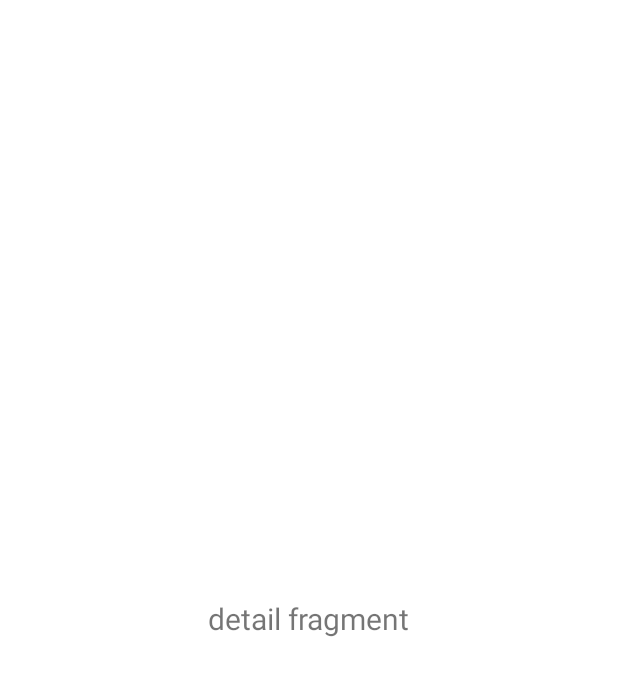
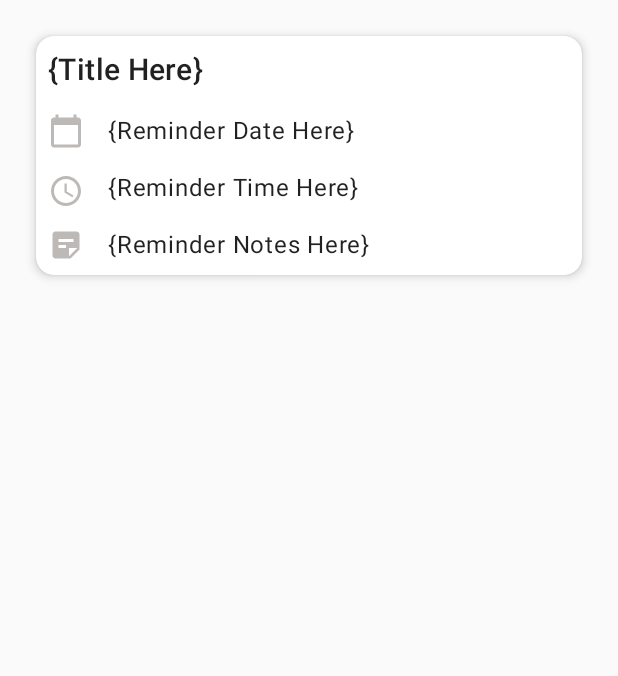
Before and after one commit to rchang0501/allclear, an Android app: the layout reminder_detail_fragment.xml on its own in the app's theme, with its tools: preview values and no code run, on a phone screen of 412 x 824 dp. Shown: the top 676 px of the screen. Run offline under Robolectric (Android 15) with nearby library versions, the phone set to English and light mode, and no system bars.

Commit message:
created reminder detail view

```diff
--- a/app/src/main/java/com/rchang0501/rejuvenate/data/Reminder.kt
+++ b/app/src/main/java/com/rchang0501/rejuvenate/data/Reminder.kt
@@ -16,5 +16,5 @@ data class Reminder (
     @ColumnInfo(name = "notes")
     val notes: String? = null,
     @ColumnInfo(name = "isComplete")
-    val isComplete: Boolean = false
+    var isComplete: Boolean = false
 )
--- a/app/src/main/java/com/rchang0501/rejuvenate/reminderdetailfragment/ReminderDetailFragment.kt
+++ b/app/src/main/java/com/rchang0501/rejuvenate/reminderdetailfragment/ReminderDetailFragment.kt
@@ -5,10 +5,25 @@ import android.view.LayoutInflater
 import android.view.View
 import android.view.ViewGroup
 import androidx.fragment.app.Fragment
-import androidx.recyclerview.widget.LinearLayoutManager
+import androidx.fragment.app.activityViewModels
+import androidx.navigation.fragment.navArgs
+import com.rchang0501.rejuvenate.RejuvenateApplication
+import com.rchang0501.rejuvenate.data.Reminder
 import com.rchang0501.rejuvenate.databinding.ReminderDetailFragmentBinding
+import com.rchang0501.rejuvenate.viewmodels.RejuvenateViewModel
+import com.rchang0501.rejuvenate.viewmodels.RejuvenateViewModelFactory
 
 class ReminderDetailFragment: Fragment() {
+
+    lateinit var reminder: Reminder
+
+    private val viewModel: RejuvenateViewModel by activityViewModels {
+        RejuvenateViewModelFactory(
+            (activity?.application as RejuvenateApplication).database.reminderDao()
+        )
+    }
+
+    private val navigationArgs: ReminderDetailFragmentArgs by navArgs()
 
     private var _binding: ReminderDetailFragmentBinding? = null
     private val binding get() = _binding!!
@@ -25,6 +40,25 @@ class ReminderDetailFragment: Fragment() {
     override fun onViewCreated(view: View, savedInstanceState: Bundle?) {
         super.onViewCreated(view, savedInstanceState)
 
+        val id = navigationArgs.itemId
+
+        viewModel.retrieveReminder(id).observe(this.viewLifecycleOwner){ selectedReminder ->
+            reminder = selectedReminder
+            bind(reminder)
+        }
     }
 
+    private fun bind(reminder: Reminder) {
+        binding.apply {
+            reminderTitle.text = reminder.title
+            reminderDate.text = reminder.dueDate
+            reminderTime.text = "11:15 PM"
+            reminderNotes.text = reminder.notes
+        }
+    }
+
+    override fun onDestroyView() {
+        super.onDestroyView()
+        _binding = null
+    }
 }
--- a/app/src/main/java/com/rchang0501/rejuvenate/reminderlistfragment/ReminderListAdapter.kt
+++ b/app/src/main/java/com/rchang0501/rejuvenate/reminderlistfragment/ReminderListAdapter.kt
@@ -1,6 +1,6 @@
 package com.rchang0501.rejuvenate.reminderlistfragment
 
-import android.R
+import android.util.Log
 import android.view.LayoutInflater
 import android.view.ViewGroup
 import androidx.recyclerview.widget.DiffUtil
@@ -16,6 +16,7 @@ class ReminderListAdapter(private val onReminderClicked: (Reminder) -> Unit): Li
             binding.apply{
                 reminderTitle.text = reminder.title
                 reminderDueDate.text = reminder.dueDate
+                completedButton.setOnClickListener { Log.d("apdater", "${reminder.title} completed: ${reminder.isComplete}") }
             }
         }
     }
@@ -31,6 +32,7 @@ class ReminderListAdapter(private val onReminderClicked: (Reminder) -> Unit): Li
         holder.itemView.setOnClickListener{
             onReminderClicked(current)
         }
+
         holder.bind(current)
     }
 
--- a/app/src/main/java/com/rchang0501/rejuvenate/reminderlistfragment/ReminderListFragment.kt
+++ b/app/src/main/java/com/rchang0501/rejuvenate/reminderlistfragment/ReminderListFragment.kt
@@ -4,7 +4,6 @@ import android.os.Bundle
 import android.view.LayoutInflater
 import android.view.View
 import android.view.ViewGroup
-import android.widget.RelativeLayout
 import androidx.fragment.app.Fragment
 import androidx.fragment.app.activityViewModels
 import androidx.navigation.fragment.findNavController
@@ -38,20 +37,18 @@ class ReminderListFragment : Fragment() {
         super.onViewCreated(view, savedInstanceState)
 
         val adapter = ReminderListAdapter {
-            //val action = ReminderListFragmentDirections.actionReminderListFragmentToReminderDetailFragment(it.id)
             val action =
-                ReminderListFragmentDirections.actionReminderListFragmentToReminderDetailFragment()
+                ReminderListFragmentDirections.actionReminderListFragmentToReminderDetailFragment(it.id)
             this.findNavController().navigate(action)
         }
         binding.recyclerView.adapter = adapter
 
-        viewModel.allReminders.observe(this.viewLifecycleOwner) { items ->
-            items.let {
+        viewModel.allReminders.observe(this.viewLifecycleOwner) { reminders ->
+            reminders.let {
                 adapter.submitList(it)
             }
         }
 
         binding.recyclerView.layoutManager = LinearLayoutManager(this.context)
     }
-
 }
--- a/app/src/main/java/com/rchang0501/rejuvenate/viewmodels/RejuvenateViewModel.kt
+++ b/app/src/main/java/com/rchang0501/rejuvenate/viewmodels/RejuvenateViewModel.kt
@@ -43,6 +43,16 @@ class RejuvenateViewModel(private val reminderDao: ReminderDao): ViewModel() {
     }*/
 
     // --------------------------------
+
+    fun changeCompleted(reminder: Reminder) {
+        if (reminder.isComplete == false) {
+            reminder.isComplete = true
+            updateReminder(reminder)
+        } else if (reminder.isComplete == true) {
+            reminder.isComplete = false
+            updateReminder(reminder)
+        }
+    }
 
     fun updateReminder(
         reminderId: Int,
--- /dev/null
+++ b/app/src/main/res/drawable/ic_calendar.xml
@@ -0,0 +1,10 @@
+<vector xmlns:android="http://schemas.android.com/apk/res/android"
+    android:width="24dp"
+    android:height="24dp"
+    android:viewportWidth="24"
+    android:viewportHeight="24"
+    android:tint="?attr/colorControlNormal">
+  <path
+      android:fillColor="@android:color/white"
+      android:pathData="M20,3h-1L19,1h-2v2L7,3L7,1L5,1v2L4,3c-1.1,0 -2,0.9 -2,2v16c0,1.1 0.9,2 2,2h16c1.1,0 2,-0.9 2,-2L22,5c0,-1.1 -0.9,-2 -2,-2zM20,21L4,21L4,8h16v13z"/>
+</vector>
--- /dev/null
+++ b/app/src/main/res/drawable/ic_note.xml
@@ -0,0 +1,10 @@
+<vector xmlns:android="http://schemas.android.com/apk/res/android"
+    android:width="24dp"
+    android:height="24dp"
+    android:viewportWidth="24"
+    android:viewportHeight="24"
+    android:tint="?attr/colorControlNormal">
+  <path
+      android:fillColor="@android:color/white"
+      android:pathData="M19,3H4.99C3.89,3 3,3.9 3,5l0.01,14c0,1.1 0.89,2 1.99,2h10l6,-6V5C21,3.9 20.1,3 19,3zM7,8h10v2H7V8zM12,14H7v-2h5V14zM14,19.5V14h5.5L14,19.5z"/>
+</vector>
--- /dev/null
+++ b/app/src/main/res/drawable/ic_time.xml
@@ -0,0 +1,13 @@
+<vector xmlns:android="http://schemas.android.com/apk/res/android"
+    android:width="24dp"
+    android:height="24dp"
+    android:viewportWidth="24"
+    android:viewportHeight="24"
+    android:tint="?attr/colorControlNormal">
+  <path
+      android:fillColor="@android:color/white"
+      android:pathData="M11.99,2C6.47,2 2,6.48 2,12s4.47,10 9.99,10C17.52,22 22,17.52 22,12S17.52,2 11.99,2zM12,20c-4.42,0 -8,-3.58 -8,-8s3.58,-8 8,-8 8,3.58 8,8 -3.58,8 -8,8z"/>
+  <path
+      android:fillColor="@android:color/white"
+      android:pathData="M12.5,7H11v6l5.25,3.15 0.75,-1.23 -4.5,-2.67z"/>
+</vector>
--- a/app/src/main/res/layout/reminder_detail_fragment.xml
+++ b/app/src/main/res/layout/reminder_detail_fragment.xml
@@ -1,20 +1,96 @@
 <?xml version="1.0" encoding="utf-8"?>
+
 <androidx.constraintlayout.widget.ConstraintLayout xmlns:android="http://schemas.android.com/apk/res/android"
     xmlns:app="http://schemas.android.com/apk/res-auto"
     xmlns:tools="http://schemas.android.com/tools"
     android:layout_width="match_parent"
     android:layout_height="match_parent"
-    android:layout_margin="@dimen/margin"
+    android:background="@color/secondaryColor"
     tools:context=".reminderdetailfragment.ReminderDetailFragment">
 
-    <TextView
-        android:layout_width="wrap_content"
+    <com.google.android.material.card.MaterialCardView
+        android:layout_width="match_parent"
         android:layout_height="wrap_content"
-        app:layout_constraintTop_toTopOf="parent"
+        android:layout_margin="24dp"
+        app:cardCornerRadius="12dp"
+        app:cardElevation="4dp"
         app:layout_constraintStart_toStartOf="parent"
-        app:layout_constraintEnd_toEndOf="parent"
-        app:layout_constraintBottom_toBottomOf="parent"
-        android:text="detail fragment"
-        android:textSize="20dp"/>
+        app:layout_constraintTop_toTopOf="parent">
 
+        <androidx.constraintlayout.widget.ConstraintLayout
+            android:layout_width="match_parent"
+            android:layout_height="match_parent">
+
+            <TextView
+                android:id="@+id/reminderTitle"
+                android:layout_width="wrap_content"
+                android:layout_height="wrap_content"
+                android:padding="@dimen/card_view_padding"
+                android:text="{Title Here}"
+                android:textAppearance="@style/TextAppearance.MaterialComponents.Headline6"
+                app:layout_constraintStart_toStartOf="parent"
+                app:layout_constraintTop_toTopOf="parent" />
+
+            <ImageView
+                android:id="@+id/calendarIcon"
+                android:layout_width="wrap_content"
+                android:layout_height="wrap_content"
+                android:padding="@dimen/card_view_padding"
+                app:layout_constraintStart_toStartOf="parent"
+                app:layout_constraintTop_toBottomOf="@+id/reminderTitle"
+                app:srcCompat="@drawable/ic_calendar"
+                app:tint="@color/primaryDarkColor" />
+
+            <TextView
+                android:id="@+id/reminderDate"
+                android:layout_width="wrap_content"
+                android:layout_height="wrap_content"
+                android:padding="@dimen/card_view_padding"
+                android:text="{Reminder Date Here}"
+                android:textAppearance="@style/TextAppearance.MaterialComponents.Body1"
+                app:layout_constraintStart_toEndOf="@+id/calendarIcon"
+                app:layout_constraintTop_toBottomOf="@+id/reminderTitle" />
+
+            <ImageView
+                android:id="@+id/timeIcon"
+                android:layout_width="wrap_content"
+                android:layout_height="wrap_content"
+                android:padding="@dimen/card_view_padding"
+                app:layout_constraintStart_toStartOf="parent"
+                app:layout_constraintTop_toBottomOf="@+id/calendarIcon"
+                app:srcCompat="@drawable/ic_time"
+                app:tint="@color/primaryDarkColor" />
+
+            <TextView
+                android:id="@+id/reminderTime"
+                android:layout_width="wrap_content"
+                android:layout_height="wrap_content"
+                android:padding="@dimen/card_view_padding"
+                android:text="{Reminder Time Here}"
+                android:textAppearance="@style/TextAppearance.MaterialComponents.Body1"
+                app:layout_constraintStart_toEndOf="@+id/timeIcon"
+                app:layout_constraintTop_toBottomOf="@+id/reminderDate" />
+
+            <ImageView
+                android:id="@+id/notesIcon"
+                android:layout_width="wrap_content"
+                android:layout_height="wrap_content"
+                android:padding="@dimen/card_view_padding"
+                app:layout_constraintStart_toStartOf="parent"
+                app:layout_constraintTop_toBottomOf="@+id/reminderTime"
+                app:srcCompat="@drawable/ic_note"
+                app:tint="@color/primaryDarkColor" />
+
+            <TextView
+                android:id="@+id/reminderNotes"
+                android:layout_width="wrap_content"
+                android:layout_height="wrap_content"
+                android:padding="@dimen/card_view_padding"
+                android:text="{Reminder Notes Here}"
+                android:textAppearance="@style/TextAppearance.MaterialComponents.Body1"
+                app:layout_constraintStart_toEndOf="@+id/notesIcon"
+                app:layout_constraintTop_toBottomOf="@+id/reminderTime" />
+
+        </androidx.constraintlayout.widget.ConstraintLayout>
+    </com.google.android.material.card.MaterialCardView>
 </androidx.constraintlayout.widget.ConstraintLayout>
--- a/app/src/main/res/layout/reminder_list_item.xml
+++ b/app/src/main/res/layout/reminder_list_item.xml
@@ -11,10 +11,10 @@
         android:id="@+id/completedButton"
         android:layout_width="wrap_content"
         android:layout_height="wrap_content"
+        android:layout_marginStart="20dp"
+        android:layout_marginEnd="-5dp"
         android:button="@drawable/selector"
         android:buttonTint="@color/primaryDarkColor"
-        android:layout_marginStart="20dp"
-        android:layout_marginEnd="-5dp"
         android:scaleX="1.5"
         android:scaleY="1.5"
         app:layout_constrainedWidth="true"
@@ -55,11 +55,11 @@
         android:id="@+id/rightArrowIcon"
         android:layout_width="wrap_content"
         android:layout_height="wrap_content"
+        android:scaleX="0.65"
+        android:scaleY="0.65"
         app:layout_constraintBottom_toBottomOf="parent"
         app:layout_constraintEnd_toEndOf="parent"
         app:layout_constraintTop_toTopOf="parent"
-        android:scaleX="0.75"
-        android:scaleY="0.75"
         app:srcCompat="@drawable/ic_arrow_right"
         app:tint="@color/primaryDarkColor" />
 
--- a/app/src/main/res/navigation/nav_graph.xml
+++ b/app/src/main/res/navigation/nav_graph.xml
@@ -8,7 +8,7 @@
         android:id="@+id/reminderListFragment"
         android:name="com.rchang0501.rejuvenate.reminderlistfragment.ReminderListFragment"
         android:label="@string/app_name"
-        tools:layout="@layout/reminder_list_fragment" >
+        tools:layout="@layout/reminder_list_fragment">
         <action
             android:id="@+id/action_reminderListFragment_to_reminderDetailFragment"
             app:destination="@id/reminderDetailFragment" />
@@ -17,5 +17,9 @@
         android:id="@+id/reminderDetailFragment"
         android:name="com.rchang0501.rejuvenate.reminderdetailfragment.ReminderDetailFragment"
         android:label="@string/reminder"
-        tools:layout="@layout/reminder_detail_fragment" />
+        tools:layout="@layout/reminder_detail_fragment">
+        <argument
+            android:name="item_id"
+            app:argType="integer" />
+    </fragment>
 </navigation>
--- a/app/src/main/res/values/dimes.xml
+++ b/app/src/main/res/values/dimes.xml
@@ -2,4 +2,5 @@
 <resources>
     <dimen name="margin">16dp</dimen>
     <dimen name="margin_between_elements">8dp</dimen>
+    <dimen name="card_view_padding">8dp</dimen>
 </resources>
```
